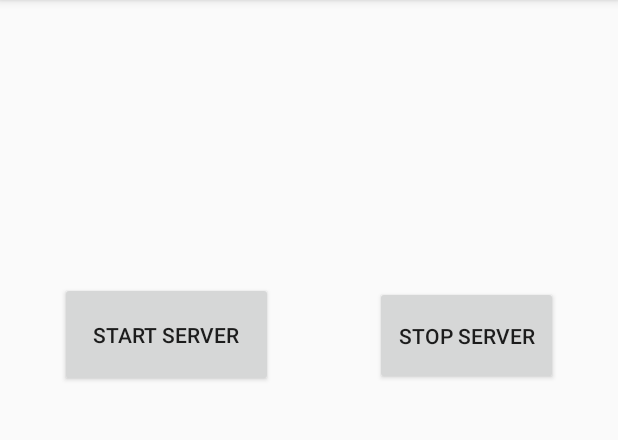
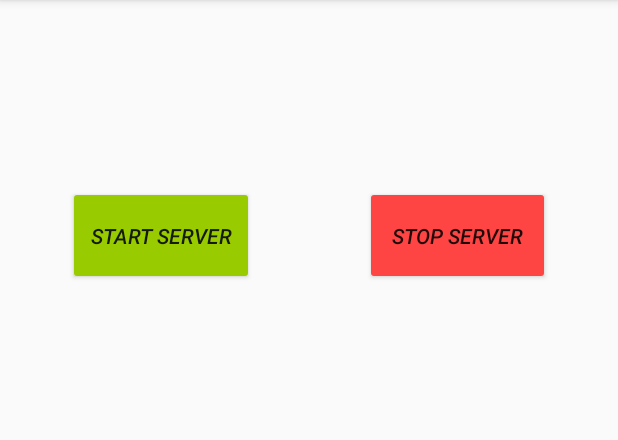
Before and after one commit to natanno4/NirNatMobile, an Android app: the screen it shows after launch (MainActivity), on a phone screen of 412 x 824 dp, the part 84-524 px from its top. Run offline under Robolectric (Android 15) with nearby library versions, the phone set to English and light mode, and no system bars.

Commit message:
small change in bar

```diff
--- a/app/src/main/res/layout/activity_main.xml
+++ b/app/src/main/res/layout/activity_main.xml
@@ -8,28 +8,31 @@
 
     <Button
         android:id="@+id/button3"
-        android:layout_width="0dp"
-        android:layout_height="70dp"
+        android:layout_width="124dp"
+        android:layout_height="66dp"
         android:layout_marginEnd="68dp"
         android:layout_marginLeft="40dp"
         android:layout_marginRight="68dp"
         android:layout_marginStart="40dp"
-        android:layout_marginTop="188dp"
+        android:layout_marginTop="124dp"
         android:onClick="startServer"
         android:text="Start Server"
+        android:textStyle="italic"
+        android:backgroundTint="@android:color/holo_green_light"
         app:layout_constraintEnd_toStartOf="@+id/button4"
         app:layout_constraintStart_toStartOf="parent"
         app:layout_constraintTop_toTopOf="parent" />
 
     <Button
         android:id="@+id/button4"
-        android:layout_width="122dp"
+        android:layout_width="123dp"
         android:layout_height="66dp"
-        android:layout_marginBottom="1dp"
         android:layout_marginEnd="40dp"
         android:layout_marginRight="40dp"
+        android:onClick="stopServer"
         android:text="Stop Server"
-        android:onClick="stopServer"
+        android:backgroundTint="@android:color/holo_red_light"
+        android:textStyle="italic"
         app:layout_constraintBottom_toBottomOf="@+id/button3"
         app:layout_constraintEnd_toEndOf="parent"
         app:layout_constraintStart_toEndOf="@+id/button3" />
```
Also changed, not shown: app/src/main/java/com/imageservice/natan/imageservicemobile/ImageServiceService.java (+24 -16 lines).
